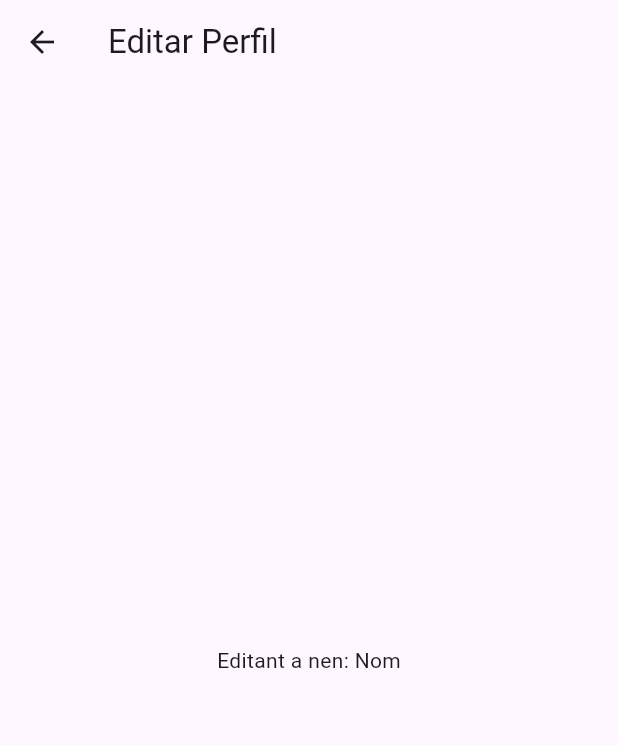
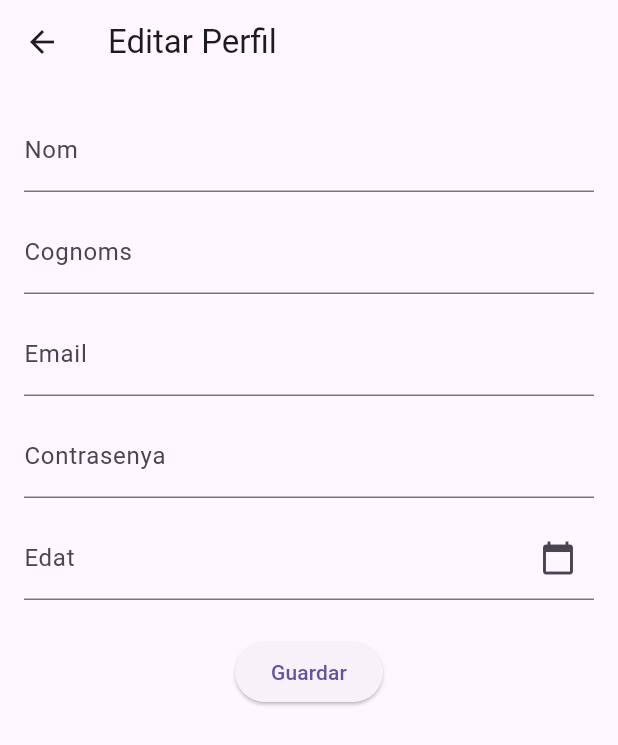
Before and after one commit to manelmarce-lgtm/P2PMM, a Flutter app: the screen it shows after launch, after a tap on "Edita el teu perfil", on a phone screen of 412 x 824 dp. Shown: the top 745 px of the screen. Run offline on Flutter 3.47's test engine with Material 3 defaults, Android fonts, the phone set to English and light mode, and no system bars.

Commit message:
Part personal screen feta (no update al HomeScreen)

```diff
--- a/lib/screens/personal_screen.dart
+++ b/lib/screens/personal_screen.dart
@@ -2,9 +2,7 @@ import 'package:flutter/material.dart';
 import 'package:flutter_application_practica2/models/Persona.dart';
 
 class PersonalScreen extends StatefulWidget {
-  // 1. Declarar la variable final
   final Persona? persona;
-
 
   const PersonalScreen({super.key, this.persona});
 
@@ -13,17 +11,170 @@ class PersonalScreen extends StatefulWidget {
 }
 
 class _PersonalScreenState extends State<PersonalScreen> {
-  // A les classes de tipus State pots accedir a les dades passades
-  // utilitzant: widget.persona
+  final _formKey = GlobalKey<FormState>();
+
+  String _nom = '';
+  String _cognoms = '';
+  String _email = '';
+  String _password = '';
+  DateTime? _edat;
+
+  final TextEditingController _edatController = TextEditingController();
+
+  String _formatDate(DateTime date) {
+    final day = date.day.toString().padLeft(2, '0');
+    final month = date.month.toString().padLeft(2, '0');
+    return '$day/$month/${date.year}';
+  }
+
+  void _seleccionarFecha(BuildContext context) async {
+    DateTime? picked = await showDatePicker(
+      context: context,
+      initialDate: _edat ?? DateTime.now(),
+      firstDate: DateTime(1900),
+      lastDate: DateTime.now(),
+    );
+
+    if (picked != null) {
+      setState(() {
+        _edat = picked;
+        _edatController.text = _formatDate(picked);
+      });
+    }
+  }
+
+  @override
+  void dispose() {
+    _edatController.dispose();
+    super.dispose();
+  }
 
   @override
   Widget build(BuildContext context) {
+    // Requisit AppBar: Títol amb el primer cognom de l'estudiant
     return Scaffold(
       appBar: AppBar(
         title: const Text('Editar Perfil'),
       ),
-      body: Center(
-        child: Text('Editant a nen: ${widget.persona?.nom}'),
+      body: SingleChildScrollView(
+        padding: const EdgeInsets.all(16.0),
+        child: Form(
+          key: _formKey,
+          child: Column(
+            children: [
+              // 1. First Name (Amb majúscula automàtica)
+              TextFormField(
+                initialValue: _nom,
+                textCapitalization: TextCapitalization.words,
+                decoration: const InputDecoration(
+                  labelText: 'Nom',
+                  hintText: 'Introdueix el teu nom',
+                ),
+                validator: (value) {
+                  if (value == null || value.trim().isEmpty) {
+                    return 'El nom és obligatori';
+                  }
+                  return null;
+                },
+                onSaved: (value) => _nom = value!.trim(),
+              ),
+              const SizedBox(height: 12),
+
+              // 2. Last Name
+              TextFormField(
+                initialValue: _cognoms,
+                decoration: const InputDecoration(
+                  labelText: 'Cognoms',
+                  hintText: 'Introdueix els teus cognoms',
+                ),
+                validator: (value) {
+                  if (value == null || value.trim().isEmpty) {
+                    return 'El cognom és obligatori';
+                  }
+                  return null;
+                },
+                onSaved: (value) => _cognoms = value!.trim(),
+              ),
+              const SizedBox(height: 12),
+
+              // 3. Email Address (Teclat configurat per a email)
+              TextFormField(
+                initialValue: _email,
+                keyboardType: TextInputType.emailAddress,
+                decoration: const InputDecoration(
+                  labelText: 'Email',
+                  hintText: 'Introdueix el teu email',
+                ),
+                validator: (value) {
+                  if (value == null || value.trim().isEmpty) {
+                    return 'El email és obligatori';
+                  }
+                  return null;
+                },
+                onSaved: (value) => _email = value!.trim(),
+              ),
+              const SizedBox(height: 12),
+
+              // 4. Password (Text ocult)
+              TextFormField(
+                initialValue: _password,
+                obscureText: true,
+                decoration: const InputDecoration(
+                  labelText: 'Contrasenya',
+                  hintText: 'Crea una contrasenya',
+                ),
+                validator: (value) {
+                  if (value == null || value.isEmpty) {
+                    return 'La contrasenya no pot estar buida';
+                  }
+                  if (value.length < 6) {
+                    return 'La contrasenya ha de tenir almenys 6 caràcters';
+                  }
+                  return null;
+                },
+                onSaved: (value) => _password = value!,
+              ),
+              const SizedBox(height: 12),
+
+              // 5. Date of Birth (Lectura només + Picker al fer tap)
+              TextFormField(
+                controller: _edatController,
+                readOnly: true,
+                decoration: const InputDecoration(
+                  labelText: 'Edat',
+                  hintText: 'Selecciona la teva edat',
+                  suffixIcon: Icon(Icons.calendar_today),
+                ),
+                onTap: () => _seleccionarFecha(context),
+                validator: (value) {
+                  if (value == null || value.isEmpty) {
+                    return 'La edat és obligatoria';
+                  }
+                  return null;
+                },
+              ),
+              const SizedBox(height: 24),
+
+              ElevatedButton(
+                onPressed: () {
+                  if (_formKey.currentState!.validate()) {
+                    _formKey.currentState!.save();
+
+                    final personaGuardada = Persona(
+                      nom: _nom,
+                      cognoms: _cognoms,
+                      email: _email,
+                      edat: _edat!,
+                    );
+
+                    Navigator.pop(context, personaGuardada);
+                  }
+                },
+                child: const Text('Guardar'),
+              ),
+            ],
+          ),
+        ),
       ),
     );
   }
--- a/pubspec.yaml
+++ b/pubspec.yaml
@@ -30,6 +30,7 @@ environment:
 dependencies:
   flutter:
     sdk: flutter
+    intl: ^0.19.0
 
   # The following adds the Cupertino Icons font to your application.
   # Use with the CupertinoIcons class for iOS style icons.
```
